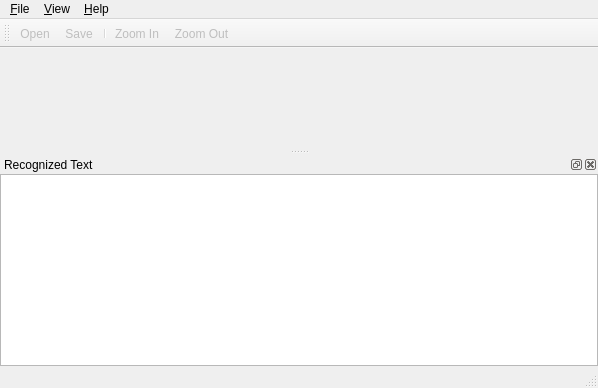
Above: src/qhocr_mainwin.ui from diegoiast/qhocr before the change. Below: the same form after it.
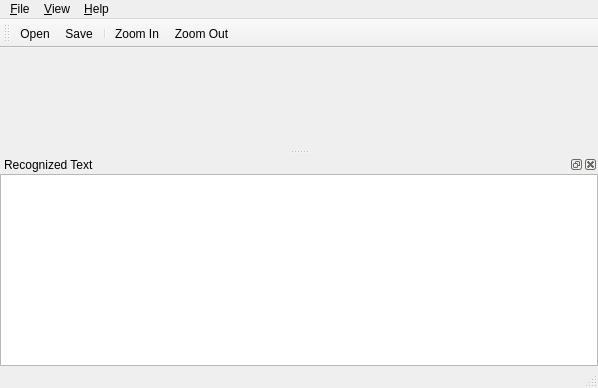
That is the form after the change. Icons and pictures are not drawn.

Diff of the .ui file:
```diff
--- a/src/qhocr_mainwin.ui
+++ b/src/qhocr_mainwin.ui
@@ -102,7 +102,7 @@
   </widget>
   <widget class="QToolBar" name="toolBar">
    <property name="enabled">
-    <bool>false</bool>
+    <bool>true</bool>
    </property>
    <property name="windowTitle">
     <string>toolBar</string>
@@ -120,6 +120,9 @@
    <addaction name="actionZoomOut"/>
   </widget>
   <action name="action_Open">
+   <property name="enabled">
+    <bool>true</bool>
+   </property>
    <property name="icon">
     <iconset resource="../qhocr.qrc">
      <normaloff>:/src/images/open.png</normaloff>:/src/images/open.png</iconset>
```
Left out of the diff: 40 changed lines with no effect on the pictures.
